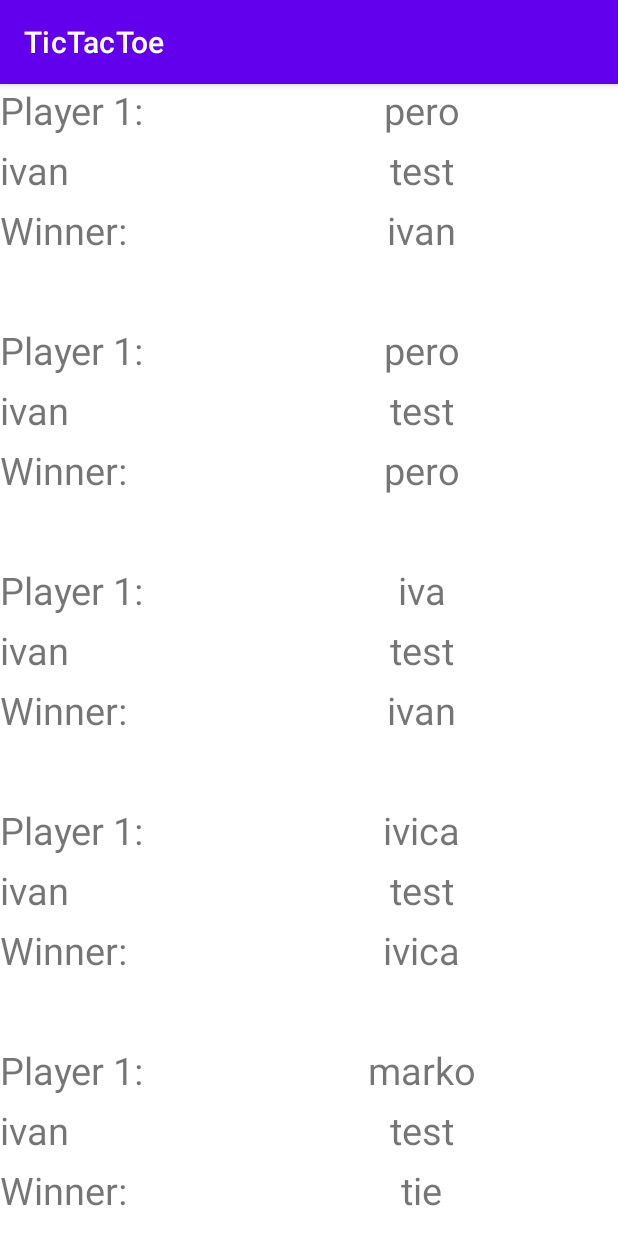
After one commit to ihusnjak/AtosPraksa-FinalProject, an Android app: the MatchHistoryActivity screen opened directly, with no data from a screen before it, on a phone screen of 412 x 824 dp. The commit adds this screen. Run offline under Robolectric (Android 15) with nearby library versions, the phone set to English and light mode, and no system bars.

Commit message:
added recycler view for match history (currently using hardcoded list of objects

```diff
--- a/TicTacToe/app/src/main/AndroidManifest.xml
+++ b/TicTacToe/app/src/main/AndroidManifest.xml
@@ -9,6 +9,7 @@
         android:roundIcon="@mipmap/ic_launcher_round"
         android:supportsRtl="true"
         android:theme="@style/Theme.TicTacToe">
+        <activity android:name=".MatchHistoryActivity"></activity>
         <activity android:name=".MainActivity">
             <intent-filter>
                 <action android:name="android.intent.action.MAIN" />
--- a/TicTacToe/app/src/main/java/hr/atos/praksa/tictactoe/MainActivity.java
+++ b/TicTacToe/app/src/main/java/hr/atos/praksa/tictactoe/MainActivity.java
@@ -2,13 +2,38 @@ package hr.atos.praksa.tictactoe;
 
 import androidx.appcompat.app.AppCompatActivity;
 
+import android.content.Intent;
 import android.os.Bundle;
+import android.view.View;
+import android.widget.Button;
 
 public class MainActivity extends AppCompatActivity {
+
+    private Button b_humanVsHuman, b_humanVsAi, b_aiVsAi, b_matchHistory;
 
     @Override
     protected void onCreate(Bundle savedInstanceState) {
         super.onCreate(savedInstanceState);
         setContentView(R.layout.activity_main);
+        setupUiElements();
+    }
+
+    private void setupUiElements(){
+        b_humanVsHuman = findViewById(R.id.b_humanVsHuman);
+        b_humanVsAi = findViewById(R.id.b_humanVsAi);
+        b_aiVsAi = findViewById(R.id.b_humanVsAi);
+        b_matchHistory = findViewById(R.id.b_matchHistory);
+
+        b_matchHistory.setOnClickListener(new View.OnClickListener() {
+            @Override
+            public void onClick(View view) {
+                openMatchHistoryActivity();
+            }
+        });
+    }
+
+    private void openMatchHistoryActivity() {
+        Intent intent = new Intent(this, MatchHistoryActivity.class);
+        startActivity(intent);
     }
 }
--- /dev/null
+++ b/TicTacToe/app/src/main/java/hr/atos/praksa/tictactoe/MatchHistoryActivity.java
@@ -0,0 +1,46 @@
+package hr.atos.praksa.tictactoe;
+
+import androidx.appcompat.app.AppCompatActivity;
+import androidx.recyclerview.widget.LinearLayoutManager;
+import androidx.recyclerview.widget.RecyclerView;
+
+import android.os.Bundle;
+
+import java.util.ArrayList;
+
+import hr.atos.praksa.tictactoe.adapters.MatchesAdapter;
+import hr.atos.praksa.tictactoe.model.Match;
+
+public class MatchHistoryActivity extends AppCompatActivity {
+
+    private RecyclerView recyclerView;
+    private MatchesAdapter matchesAdapter;
+    private ArrayList<Match> matchArrayList;
+
+
+    @Override
+    protected void onCreate(Bundle savedInstanceState) {
+        super.onCreate(savedInstanceState);
+        setContentView(R.layout.activity_match_history);
+
+        recyclerView = findViewById(R.id.rv_matchHistory);
+        recyclerView.setHasFixedSize(true);
+        recyclerView.setLayoutManager(new LinearLayoutManager(this));
+
+        matchArrayList = new ArrayList<>();
+
+        matchArrayList.add(new Match("pero", "ivan", "ivan"));
+        matchArrayList.add(new Match("pero", "ivan", "pero"));
+        matchArrayList.add(new Match("iva", "ivan", "ivan"));
+        matchArrayList.add(new Match("ivica", "ivan", "ivica"));
+        matchArrayList.add(new Match("marko", "ivan", "tie"));
+        matchArrayList.add(new Match("petar", "ivan", "ivan"));
+        matchArrayList.add(new Match("ante", "ivan", "tie"));
+        matchArrayList.add(new Match("anto", "ivan", "anto"));
+        matchArrayList.add(new Match("kristijan", "ivan", "ivan"));
+        matchArrayList.add(new Match("pero", "ivan", "tie"));
+
+        matchesAdapter = new MatchesAdapter(MatchHistoryActivity.this, matchArrayList);
+        recyclerView.setAdapter(matchesAdapter);
+    }
+}
--- /dev/null
+++ b/TicTacToe/app/src/main/java/hr/atos/praksa/tictactoe/adapters/MatchesAdapter.java
@@ -0,0 +1,45 @@
+package hr.atos.praksa.tictactoe.adapters;
+
+import android.content.Context;
+import android.view.LayoutInflater;
+import android.view.View;
+import android.view.ViewGroup;
+
+import androidx.annotation.NonNull;
+import androidx.recyclerview.widget.RecyclerView;
+
+import java.util.ArrayList;
+
+import hr.atos.praksa.tictactoe.R;
+import hr.atos.praksa.tictactoe.model.Match;
+
+public class MatchesAdapter extends RecyclerView.Adapter<MatchesViewHolder> {
+    private Context context;
+    private ArrayList<Match> matchesTestList;
+
+    public MatchesAdapter(Context context, ArrayList<Match> matchesTestList){
+        this.context = context;
+        this.matchesTestList = matchesTestList;
+    }
+
+    @NonNull
+    @Override
+    public MatchesViewHolder onCreateViewHolder(@NonNull ViewGroup parent, int viewType) {
+        View v = LayoutInflater.from(context).inflate(R.layout.match_history_item, parent, false);
+        return new MatchesViewHolder(v);
+    }
+
+    @Override
+    public void onBindViewHolder(@NonNull MatchesViewHolder holder, int position) {
+        Match currentMatch = matchesTestList.get(position);
+
+        holder.tvPlayer1.setText(currentMatch.getPlayer1());
+        holder.tvPlayer2.setText(currentMatch.getPlayer2());
+        holder.tvWinner.setText(currentMatch.getWinner());
+    }
+
+    @Override
+    public int getItemCount() {
+        return this.matchesTestList.size();
+    }
+}
--- /dev/null
+++ b/TicTacToe/app/src/main/java/hr/atos/praksa/tictactoe/adapters/MatchesViewHolder.java
@@ -0,0 +1,19 @@
+package hr.atos.praksa.tictactoe.adapters;
+
+import android.view.View;
+import android.widget.TextView;
+
+import androidx.annotation.NonNull;
+import androidx.recyclerview.widget.RecyclerView;
+
+import hr.atos.praksa.tictactoe.R;
+
+public class MatchesViewHolder extends RecyclerView.ViewHolder {
+    public TextView tvPlayer1, tvPlayer2, tvWinner;
+    public MatchesViewHolder(@NonNull View itemView) {
+        super(itemView);
+        tvPlayer1 = itemView.findViewById(R.id.tv_player1Name);
+        tvPlayer2 = itemView.findViewById(R.id.tv_labelPlayer2);
+        tvWinner = itemView.findViewById(R.id.tv_Winner);
+    }
+}
--- /dev/null
+++ b/TicTacToe/app/src/main/java/hr/atos/praksa/tictactoe/model/Match.java
@@ -0,0 +1,40 @@
+package hr.atos.praksa.tictactoe.model;
+
+import java.util.ArrayList;
+
+public class Match {
+    private String player1, player2, winner;
+    private ArrayList<Move> moves;
+
+    public Match(String player1, String player2, String winner){
+        this.player1 = player1;
+        this.player2 = player2;
+        this.winner = winner;
+        moves = new ArrayList<Move>();
+    }
+
+
+    public String getPlayer1() {
+        return player1;
+    }
+
+    public void setPlayer1(String player1) {
+        this.player1 = player1;
+    }
+
+    public String getPlayer2() {
+        return player2;
+    }
+
+    public void setPlayer2(String player2) {
+        this.player2 = player2;
+    }
+
+    public String getWinner() {
+        return winner;
+    }
+
+    public void setWinner(String winner) {
+        this.winner = winner;
+    }
+}
--- /dev/null
+++ b/TicTacToe/app/src/main/java/hr/atos/praksa/tictactoe/model/Move.java
@@ -0,0 +1,28 @@
+package hr.atos.praksa.tictactoe.model;
+
+public class Move {
+    private int moveNo, playedField;
+
+    public Move(int moveNo, int playedField){
+        this.moveNo = moveNo;
+        this.playedField = playedField;
+    }
+
+    public int getMoveNo() {
+        return moveNo;
+    }
+
+    public void setMoveNo(int moveNo) {
+        this.moveNo = moveNo;
+    }
+
+    public int getPlayedField() {
+        return playedField;
+    }
+
+    public void setPlayedField(int playedField) {
+        this.playedField = playedField;
+    }
+
+
+}
--- a/TicTacToe/app/src/main/res/layout/activity_main.xml
+++ b/TicTacToe/app/src/main/res/layout/activity_main.xml
@@ -14,7 +14,7 @@
         app:layout_constraintLeft_toLeftOf="parent"
         app:layout_constraintRight_toRightOf="parent"
         android:layout_marginTop="@dimen/margin_menu_medium"
-        android:text="Human vs Human"
+        android:text="@string/label_humanVsHuman"
         android:textSize="25sp" />
 
     <Button
@@ -25,7 +25,7 @@
         app:layout_constraintLeft_toLeftOf="parent"
         app:layout_constraintRight_toRightOf="parent"
         android:layout_marginTop="@dimen/margin_menu_medium"
-        android:text="Human vs AI"
+        android:text="@string/label_humanVsAi"
         android:textSize="25sp" />
 
     <Button
@@ -36,7 +36,7 @@
         app:layout_constraintLeft_toLeftOf="parent"
         app:layout_constraintRight_toRightOf="parent"
         android:layout_marginTop="@dimen/margin_menu_medium"
-        android:text="AI vs AI"
+        android:text="@string/label_aiVsAi"
         android:textSize="25sp" />
 
     <Button
@@ -47,7 +47,7 @@
         app:layout_constraintLeft_toLeftOf="parent"
         app:layout_constraintRight_toRightOf="parent"
         android:layout_marginBottom="@dimen/margin_menu_medium"
-        android:text="Match History"
+        android:text="@string/label_matchHistory"
         android:textSize="25sp" />
 
 </androidx.constraintlayout.widget.ConstraintLayout>
--- /dev/null
+++ b/TicTacToe/app/src/main/res/layout/activity_match_history.xml
@@ -0,0 +1,15 @@
+<?xml version="1.0" encoding="utf-8"?>
+<androidx.constraintlayout.widget.ConstraintLayout xmlns:android="http://schemas.android.com/apk/res/android"
+    xmlns:app="http://schemas.android.com/apk/res-auto"
+    xmlns:tools="http://schemas.android.com/tools"
+    android:layout_width="match_parent"
+    android:layout_height="match_parent"
+    tools:context=".MatchHistoryActivity">
+
+    <androidx.recyclerview.widget.RecyclerView
+        android:id="@+id/rv_matchHistory"
+        android:layout_width="match_parent"
+        android:layout_height="match_parent"
+        tools:listitem="@layout/match_history_item"/>
+
+</androidx.constraintlayout.widget.ConstraintLayout>
--- /dev/null
+++ b/TicTacToe/app/src/main/res/layout/match_history_item.xml
@@ -0,0 +1,65 @@
+<?xml version="1.0" encoding="utf-8"?>
+<androidx.constraintlayout.widget.ConstraintLayout xmlns:android="http://schemas.android.com/apk/res/android"
+    android:layout_width="match_parent"
+    android:layout_height="wrap_content"
+    xmlns:app="http://schemas.android.com/apk/res-auto"
+    android:layout_marginBottom="@dimen/margin_menu_medium">
+
+    <TextView
+        android:id="@+id/tv_labelPlayer1"
+        android:layout_width="150dp"
+        android:layout_height="40dp"
+        app:layout_constraintTop_toTopOf="parent"
+        app:layout_constraintLeft_toLeftOf="parent"
+        android:text="Player 1:"
+        android:textSize="25sp"/>
+
+    <TextView
+        android:id="@+id/tv_labelPlayer2"
+        android:layout_width="150dp"
+        android:layout_height="40dp"
+        app:layout_constraintTop_toBottomOf="@+id/tv_labelPlayer1"
+        app:layout_constraintLeft_toLeftOf="parent"
+        android:text="Player 2:"
+        android:textSize="25sp"/>
+
+    <TextView
+        android:id="@+id/tv_labelWinner"
+        android:layout_width="150dp"
+        android:layout_height="40dp"
+        app:layout_constraintTop_toBottomOf="@+id/tv_labelPlayer2"
+        app:layout_constraintLeft_toLeftOf="parent"
+        android:text="Winner:"
+        android:textSize="25sp"/>
+
+    <TextView
+        android:id="@+id/tv_player1Name"
+        android:layout_width="wrap_content"
+        android:layout_height="40dp"
+        app:layout_constraintTop_toTopOf="parent"
+        app:layout_constraintLeft_toRightOf="@id/tv_labelPlayer1"
+        app:layout_constraintRight_toRightOf="parent"
+        android:text="test"
+        android:textSize="25sp"/>
+
+    <TextView
+        android:id="@+id/tv_player2Name"
+        android:layout_width="wrap_content"
+        android:layout_height="40dp"
+        app:layout_constraintTop_toBottomOf="@+id/tv_player1Name"
+        app:layout_constraintLeft_toRightOf="@id/tv_labelPlayer2"
+        app:layout_constraintRight_toRightOf="parent"
+        android:text="test"
+        android:textSize="25sp"/>
+
+    <TextView
+        android:id="@+id/tv_Winner"
+        android:layout_width="wrap_content"
+        android:layout_height="40dp"
+        app:layout_constraintTop_toBottomOf="@+id/tv_player2Name"
+        app:layout_constraintLeft_toRightOf="@id/tv_labelWinner"
+        app:layout_constraintRight_toRightOf="parent"
+        android:text="test"
+        android:textSize="25sp"/>
+
+</androidx.constraintlayout.widget.ConstraintLayout>
--- a/TicTacToe/app/src/main/res/values/strings.xml
+++ b/TicTacToe/app/src/main/res/values/strings.xml
@@ -1,3 +1,7 @@
 <resources>
     <string name="app_name">TicTacToe</string>
+    <string name="label_humanVsHuman">Human vs Human</string>
+    <string name="label_humanVsAi">Human vs AI</string>
+    <string name="label_aiVsAi">AI vs AI</string>
+    <string name="label_matchHistory">Match History</string>
 </resources>
```
